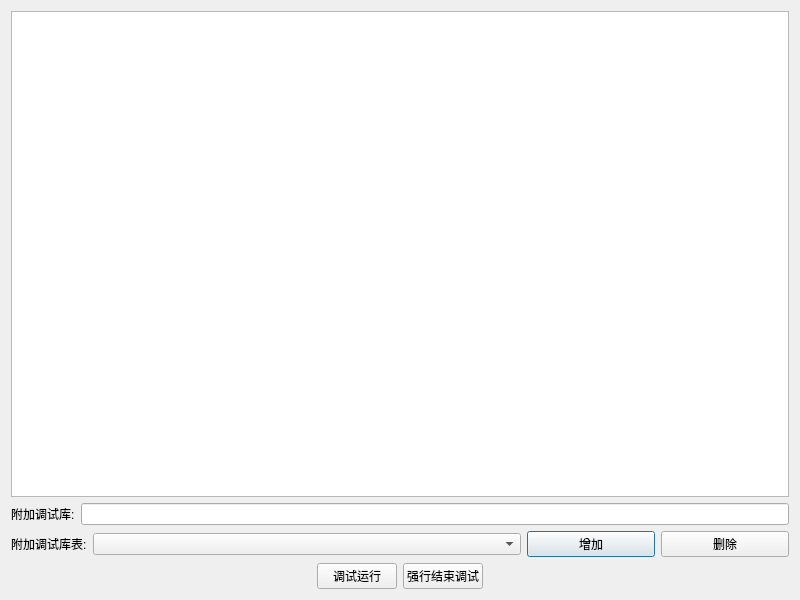
This is ui/vekExtendDebug.ui in gfdgd-xi/vekcode as Qt 5 draws it before an edit. The edited form follows.
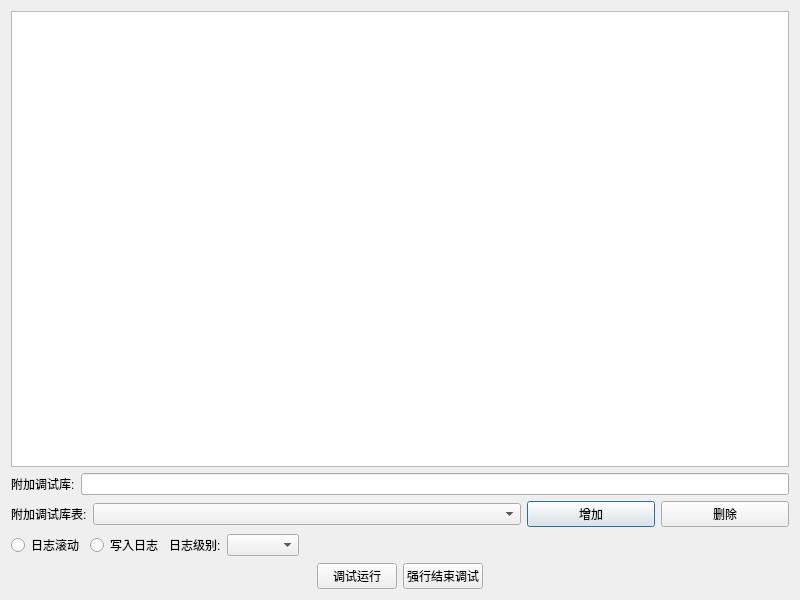
This is the edited form.

Diff of the .ui file:
```diff
--- a/ui/vekExtendDebug.ui
+++ b/ui/vekExtendDebug.ui
@@ -102,6 +102,47 @@
        </item>
       </layout>
      </item>
+     <item>
+      <layout class="QHBoxLayout" name="horizontalLayout_5">
+       <item>
+        <widget class="QRadioButton" name="radioButton">
+         <property name="text">
+          <string>日志滚动</string>
+         </property>
+        </widget>
+       </item>
+       <item>
+        <widget class="QRadioButton" name="radioButton_2">
+         <property name="text">
+          <string>写入日志</string>
+         </property>
+        </widget>
+       </item>
+       <item>
+        <widget class="QLabel" name="label_3">
+         <property name="text">
+          <string>日志级别:</string>
+         </property>
+        </widget>
+       </item>
+       <item>
+        <widget class="QComboBox" name="comboBox"/>
+       </item>
+       <item>
+        <spacer name="horizontalSpacer_3">
+         <property name="orientation">
+          <enum>Qt::Horizontal</enum>
+         </property>
+         <property name="sizeHint" stdset="0">
+          <size>
+           <width>40</width>
+           <height>20</height>
+          </size>
+         </property>
+        </spacer>
+       </item>
+      </layout>
+     </item>
      <item>
       <layout class="QHBoxLayout" name="horizontalLayout_4">
        <item>
```
